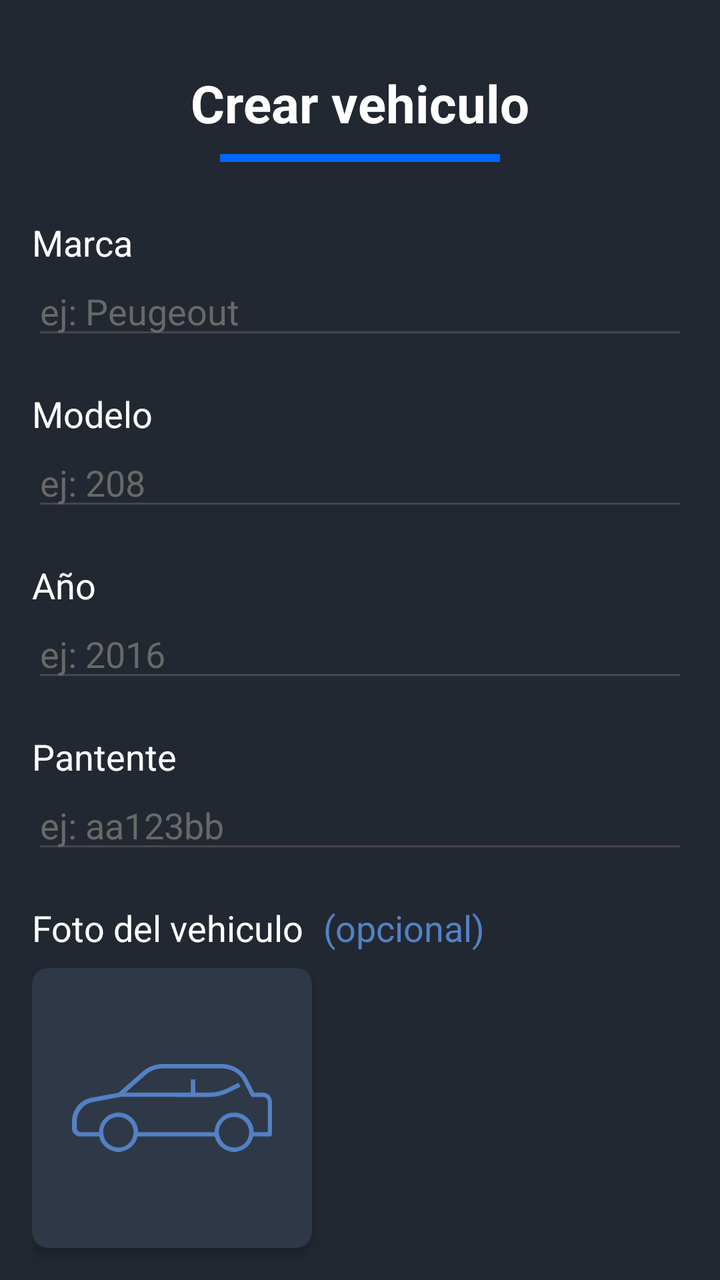
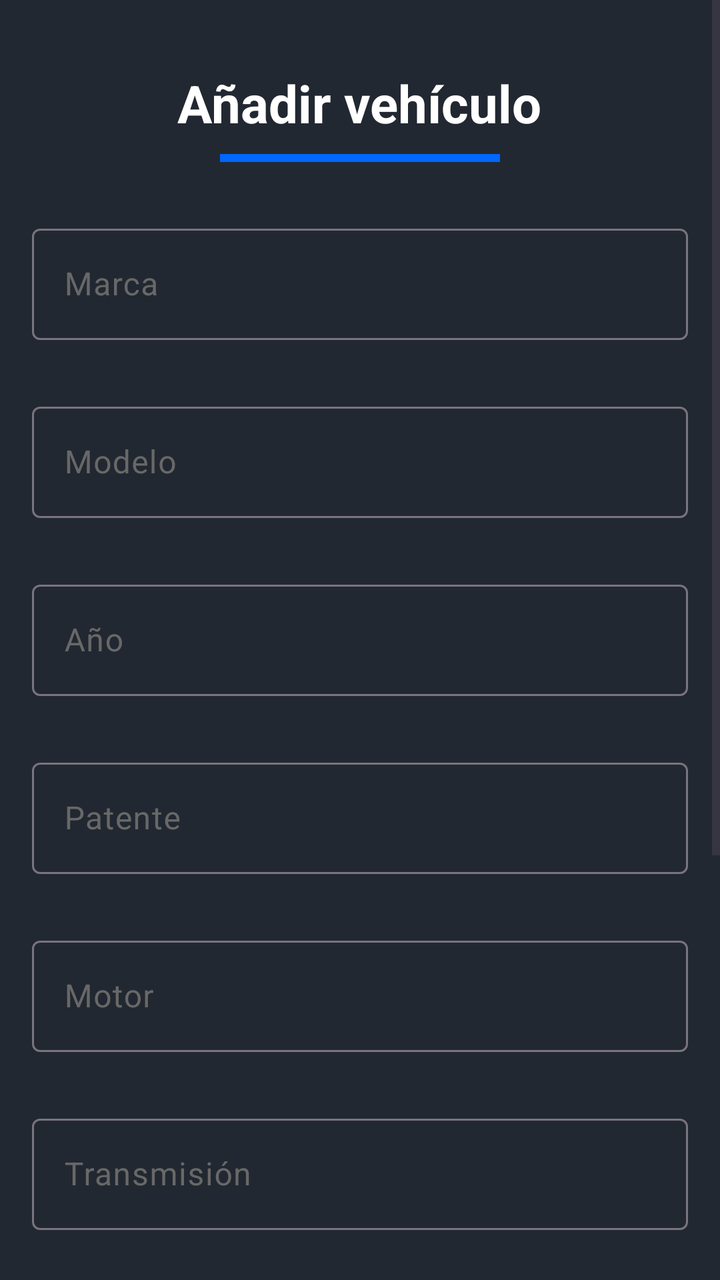

An Android layout rendered at two revisions. The XML below is the earlier revision; the diff shows what the commit changed to produce the second picture.
<!-- AndroidManifest.xml: application theme Theme.TrabajoIntegradorModuloNativo -->
<!-- res/layout/fragment_create_car.xml -->
<?xml version="1.0" encoding="utf-8"?>
<FrameLayout xmlns:android="http://schemas.android.com/apk/res/android"
    xmlns:app="http://schemas.android.com/apk/res-auto"
    xmlns:tools="http://schemas.android.com/tools"
    android:layout_width="match_parent"
    android:layout_height="match_parent"
    tools:context=".create_car">

    <LinearLayout
        android:layout_width="match_parent"
        android:layout_height="wrap_content"
        android:layout_marginStart="16dp"
        android:layout_marginTop="16dp"
        android:layout_marginEnd="16dp"
        android:fitsSystemWindows="true"
        android:orientation="vertical">

        <LinearLayout
            android:layout_width="match_parent"
            android:layout_height="wrap_content"
            android:gravity="center"
            android:orientation="vertical">

            <TextView
                android:id="@+id/createVehicleTitle"
                android:layout_width="wrap_content"
                android:layout_height="wrap_content"
                android:layout_marginTop="18dp"
                android:text="Crear vehiculo"
                android:textColor="@color/white"
                android:textSize="26sp"
                android:textStyle="bold" />

            <View
                android:id="@+id/titleUnderline"
                android:layout_width="140dp"
                android:layout_height="4dp"
                android:layout_marginTop="8dp"
                android:background="@color/button" />

        </LinearLayout>

        <TextView
            android:id="@+id/labelBrand"
            android:layout_width="wrap_content"
            android:layout_height="wrap_content"
            android:layout_marginTop="28dp"
            android:text="Marca"
            android:textColor="@color/white"
            android:textSize="18sp" />

        <EditText
            android:id="@+id/brandEditText"
            android:layout_width="match_parent"
            android:layout_height="wrap_content"
            android:ems="10"
            android:hint="ej: Peugeout"
            android:inputType="text"
            android:textColor="@color/white"
            android:textColorHint="@color/gray_light" />

        <TextView
            android:id="@+id/labelModel"
            android:layout_width="wrap_content"
            android:layout_height="wrap_content"
            android:layout_marginTop="20dp"
            android:text="Modelo"
            android:textColor="@color/white"
            android:textSize="18sp" />

        <EditText
            android:id="@+id/modelEditText"
            android:layout_width="match_parent"
            android:layout_height="wrap_content"
            android:ems="10"
            android:hint="ej: 208"
            android:inputType="text"
            android:textColor="@color/white"
            android:textColorHint="@color/gray_light" />

        <TextView
            android:id="@+id/labelYear"
            android:layout_width="wrap_content"
            android:layout_height="wrap_content"
            android:layout_marginTop="20dp"
            android:text="Año"
            android:textColor="@color/white"
            android:textSize="18sp" />

        <EditText
            android:id="@+id/yearEditText"
            android:layout_width="match_parent"
            android:layout_height="wrap_content"
            android:ems="10"
            android:hint="ej: 2016"
            android:inputType="number"
            android:textColor="@color/white"
            android:textColorHint="@color/gray_light" />

        <TextView
            android:id="@+id/labelPlate"
            android:layout_width="wrap_content"
            android:layout_height="wrap_content"
            android:layout_marginTop="20dp"
            android:text="Pantente"
            android:textColor="@color/white"
            android:textSize="18sp" />

        <EditText
            android:id="@+id/plateEditText"
            android:layout_width="match_parent"
            android:layout_height="wrap_content"
            android:ems="10"
            android:hint="ej: aa123bb"
            android:inputType="text"
            android:textColor="@color/white"
            android:textColorHint="@color/gray_light" />

        <LinearLayout
            android:layout_width="match_parent"
            android:layout_height="wrap_content"
            android:orientation="horizontal">

            <TextView
                android:id="@+id/labelImage"
                android:layout_width="wrap_content"
                android:layout_height="wrap_content"
                android:layout_marginTop="20dp"
                android:text="Foto del vehiculo"
                android:textColor="@color/white"
                android:textSize="18sp" />

            <TextView
                android:id="@+id/labelOptional"
                android:layout_width="wrap_content"
                android:layout_height="wrap_content"
                android:layout_marginStart="10dp"
                android:layout_marginTop="20dp"
                android:text="(opcional)"
                android:textColor="@color/light_blue"
                android:textSize="18sp" />

        </LinearLayout>

        <androidx.cardview.widget.CardView
            android:layout_width="140dp"
            android:layout_height="140dp"
            android:layout_marginTop="8dp"
            android:backgroundTint="@color/card_background"
            app:cardCornerRadius="8dp"
            app:cardElevation="4dp">

            <ImageView
                android:id="@+id/iv_car_photo"
                android:layout_width="100dp"
                android:layout_height="100dp"
                android:layout_gravity="center"
                android:adjustViewBounds="true"
                android:scaleType="centerInside"
                android:src="@drawable/carplaceholder" />
        </androidx.cardview.widget.CardView>

        <LinearLayout
            android:layout_width="match_parent"
            android:layout_height="wrap_content"
            android:layout_marginTop="90dp"
            android:gravity="center"
            android:orientation="horizontal">

            <Button
                android:id="@+id/createCarButton"
                android:layout_width="wrap_content"
                android:layout_height="wrap_content"
                android:paddingHorizontal="60dp"
                android:text="Crear"
                android:textSize="30dp"
                app:backgroundTint="@color/button" />

        </LinearLayout>
    </LinearLayout>
</FrameLayout>
<!-- resources referenced by this layout -->
<resources>
  <color name="button">#0067FF</color>
  <color name="card_background">#2F3846</color>
  <color name="gray_light">#686868</color>
  <color name="light_blue">#5381C4</color>
  <color name="white">#FFFFFFFF</color>
  <!-- drawable carplaceholder (drawable) -->
  <vector xmlns:android="http://schemas.android.com/apk/res/android"
      android:width="200dp"
      android:height="87.689dp"
      android:viewportWidth="52.917"
      android:viewportHeight="23.201">
    <path
        android:pathData="m50.472,7.559l-2.268,0L46.344,3.896C45.123,1.57 42.506,0 39.599,0L23.957,0c-1.919,0 -3.78,0.698 -5.175,1.919l-6.513,5.698 -7.036,1.279c-3.024,0.523 -5.233,3.198 -5.233,6.28l0,1.803c0,1.221 0.989,2.21 2.21,2.21l5.001,0c0.523,2.326 2.617,4.012 5.059,4.012 2.442,0 4.536,-1.686 5.059,-4.012l20.468,0c0.523,2.326 2.617,4.012 5.059,4.012 2.442,0 4.536,-1.686 5.059,-4.012l4.419,0c0.349,0 0.581,-0.233 0.581,-0.581L52.914,10.118C52.973,8.722 51.868,7.559 50.472,7.559ZM12.327,22.096c-2.035,0 -3.78,-1.512 -4.012,-3.547 0,-0.174 -0.058,-0.349 -0.058,-0.523 0,-2.21 1.803,-4.012 4.012,-4.012 2.21,0 4.012,1.803 4.012,4.012 0,0.174 0,0.349 -0.058,0.523C16.049,20.584 14.304,22.096 12.327,22.096ZM42.913,22.096c-2.035,0 -3.721,-1.512 -4.012,-3.547 0,-0.174 -0.058,-0.349 -0.058,-0.523 0,-2.21 1.803,-4.012 4.012,-4.012 1.803,0 3.314,1.221 3.838,2.849 0.116,0.407 0.174,0.756 0.174,1.221 0,0.174 0,0.349 -0.058,0.523 -0.174,1.977 -1.919,3.489 -3.896,3.489zM51.81,18.026l-3.721,0c0,-2.849 -2.326,-5.175 -5.175,-5.175 -2.849,0 -5.175,2.326 -5.175,5.175L17.502,18.026c0,-2.849 -2.326,-5.175 -5.175,-5.175 -2.849,0 -5.175,2.326 -5.175,5.175l-4.826,0c-0.581,0 -1.047,-0.465 -1.047,-1.047l0,-1.803c0,-2.5 1.803,-4.71 4.303,-5.117L12.676,8.722c0.058,0 0.116,-0.058 0.174,-0.058l0,0L36.342,8.722c0,0 0,0 0,0 1.861,0 3.721,-0.465 5.35,-1.279l2.907,-1.454 -0.523,-1.047 -2.907,1.454c-1.512,0.756 -3.14,1.163 -4.826,1.163l-3.721,0l0,-3.489l-1.163,0l0,3.489L14.188,7.559l5.408,-4.768C20.759,1.744 22.387,1.163 24.015,1.163l15.584,0c2.442,0 4.71,1.279 5.698,3.256l2.035,4.012c0.116,0.174 0.291,0.291 0.523,0.291l2.617,0c0.756,0 1.337,0.581 1.337,1.337z"
        android:fillColor="#5381c4"/>
  </vector>
  <style name="Theme.TrabajoIntegradorModuloNativo" parent="Base.Theme.TrabajoIntegradorModuloNativo" />
  <style name="Base.Theme.TrabajoIntegradorModuloNativo" parent="Theme.Material3.DayNight.NoActionBar">
          
          <item name="android:windowBackground">@color/primary</item>
          <item name="android:colorBackground">@color/primary</item>
      </style>
  <color name="primary">#222831</color>
</resources>

<!-- the commit's change to res/layout/fragment_create_car.xml (unified diff, before → after) -->
@@ -1,181 +1,219 @@
 <?xml version="1.0" encoding="utf-8"?>
-<FrameLayout xmlns:android="http://schemas.android.com/apk/res/android"
+<ScrollView xmlns:android="http://schemas.android.com/apk/res/android"
     xmlns:app="http://schemas.android.com/apk/res-auto"
     xmlns:tools="http://schemas.android.com/tools"
     android:layout_width="match_parent"
     android:layout_height="match_parent"
-    tools:context=".create_car">
-
-    <LinearLayout
-        android:layout_width="match_parent"
-        android:layout_height="wrap_content"
-        android:layout_marginStart="16dp"
-        android:layout_marginTop="16dp"
-        android:layout_marginEnd="16dp"
-        android:fitsSystemWindows="true"
-        android:orientation="vertical">
+    tools:context=".ui.car.CarFormFragment">
+
+
 
         <LinearLayout
             android:layout_width="match_parent"
             android:layout_height="wrap_content"
-            android:gravity="center"
+            android:layout_marginStart="16dp"
+            android:layout_marginTop="16dp"
+            android:layout_marginEnd="16dp"
+            android:fitsSystemWindows="true"
             android:orientation="vertical">
 
-            <TextView
-                android:id="@+id/createVehicleTitle"
-                android:layout_width="wrap_content"
+            <LinearLayout
+                android:layout_width="match_parent"
                 android:layout_height="wrap_content"
-                android:layout_marginTop="18dp"
-                android:text="Crear vehiculo"
-                android:textColor="@color/white"
-                android:textSize="26sp"
-                android:textStyle="bold" />
-
-            <View
-                android:id="@+id/titleUnderline"
-                android:layout_width="140dp"
-                android:layout_height="4dp"
-                android:layout_marginTop="8dp"
-                android:background="@color/button" />
+                android:gravity="center"
+                android:orientation="vertical">
+
+                <TextView
+                    android:id="@+id/createVehicleTitle"
+                    android:layout_width="wrap_content"
+                    android:layout_height="wrap_content"
+                    android:layout_marginTop="18dp"
+                    android:text="Añadir vehículo"
+                    android:textColor="@color/white"
+                    android:textSize="26sp"
+                    android:textStyle="bold" />
+
+                <View
+                    android:id="@+id/titleUnderline"
+                    android:layout_width="140dp"
+                    android:layout_height="4dp"
+                    android:layout_marginTop="8dp"
+                    android:background="@color/button" />
+
+            </LinearLayout>
+
+                <com.google.android.material.textfield.TextInputLayout
+                    android:id="@+id/carBrandLayout"
+                    android:layout_width="match_parent"
+                    android:layout_height="wrap_content"
+                    android:layout_marginTop="28dp"
+                    android:hint="Marca"
+                    android:textColorHint="@color/gray_light"
+                    app:placeholderText="Ej. Peugeot">
+
+                    <com.google.android.material.textfield.TextInputEditText
+                        android:id="@+id/carBrandEditText"
+                        android:layout_width="match_parent"
+                        android:layout_height="wrap_content"
+                        android:inputType="textCapSentences"
+                        android:textColor="@color/white" />
+                </com.google.android.material.textfield.TextInputLayout>
+
+
+                <com.google.android.material.textfield.TextInputLayout
+                    android:id="@+id/carModelLayout"
+                    android:layout_width="match_parent"
+                    android:layout_height="wrap_content"
+                    android:layout_marginTop="28dp"
+                    android:hint="Modelo"
+                    android:textColorHint="@color/gray_light"
+                    app:placeholderText="Ej. 208">
+
+                    <com.google.android.material.textfield.TextInputEditText
+                        android:id="@+id/carModelEditText"
+                        android:layout_width="match_parent"
+                        android:layout_height="wrap_content"
+                        android:inputType="textCapSentences"
+                        android:textColor="@color/white" />
+                </com.google.android.material.textfield.TextInputLayout>
+
+                <com.google.android.material.textfield.TextInputLayout
+                    android:id="@+id/carYearLayout"
+                    android:layout_width="match_parent"
+                    android:layout_height="wrap_content"
+                    android:layout_marginTop="28dp"
+                    android:hint="Año"
+                    android:textColorHint="@color/gray_light"
+                    app:placeholderText="Ej. 2017">
+
+                    <com.google.android.material.textfield.TextInputEditText
+                        android:id="@+id/carYearEditText"
+                        android:layout_width="match_parent"
+                        android:layout_height="wrap_content"
+                        android:inputType="textCapSentences"
+                        android:textColor="@color/white" />
+                </com.google.android.material.textfield.TextInputLayout>
+
+
+
+                <com.google.android.material.textfield.TextInputLayout
+                    android:id="@+id/carPlateLayout"
+                    android:layout_width="match_parent"
+                    android:layout_height="wrap_content"
+                    android:layout_marginTop="28dp"
+                    android:hint="Patente"
+                    android:textColorHint="@color/gray_light"
+                    app:placeholderText="Ej. ITW760">
+
+                    <com.google.android.material.textfield.TextInputEditText
+                        android:id="@+id/carPlateEditText"
+                        android:layout_width="match_parent"
+                        android:layout_height="wrap_content"
+                        android:inputType="textCapSentences"
+                        android:textColor="@color/white" />
+                </com.google.android.material.textfield.TextInputLayout>
+
+                <com.google.android.material.textfield.TextInputLayout
+                    android:id="@+id/carEngineLayout"
+                    android:layout_width="match_parent"
+                    android:layout_height="wrap_content"
+                    android:layout_marginTop="28dp"
+                    android:hint="Motor"
+                    android:textColorHint="@color/gray_light"
+                    app:placeholderText="Ej. 1.6">
+
+                    <com.google.android.material.textfield.TextInputEditText
+                        android:id="@+id/carEngineEditText"
+                        android:layout_width="match_parent"
+                        android:layout_height="wrap_content"
+                        android:inputType="textCapSentences"
+                        android:textColor="@color/white" />
+                </com.google.android.material.textfield.TextInputLayout>
+
+                <com.google.android.material.textfield.TextInputLayout
+                    android:id="@+id/carTransmissionLayout"
+                    android:layout_width="match_parent"
+                    android:layout_height="wrap_content"
+                    android:layout_marginTop="28dp"
+                    android:hint="Transmisión"
+                    android:textColorHint="@color/gray_light"
+                    app:placeholderText="Ej. Manual o Automática">
+
+                    <com.google.android.material.textfield.TextInputEditText
+                        android:id="@+id/carTransmissionEditText"
+                        android:layout_width="match_parent"
+                        android:layout_height="wrap_content"
+                        android:inputType="textCapSentences"
+                        android:textColor="@color/white" />
+                </com.google.android.material.textfield.TextInputLayout>
+
+
+
+                <LinearLayout
+                    android:layout_width="match_parent"
+                    android:layout_height="wrap_content"
+                    android:orientation="horizontal">
+
+                    <TextView
+                        android:id="@+id/labelImage"
+                        android:layout_width="wrap_content"
+                        android:layout_height="wrap_content"
+                        android:layout_marginTop="20dp"
+                        android:text="Foto del vehiculo"
+                        android:textColor="@color/white"
+                        android:textSize="18sp" />
+
+                    <TextView
+                        android:id="@+id/labelOptional"
+                        android:layout_width="wrap_content"
+                        android:layout_height="wrap_content"
+                        android:layout_marginStart="10dp"
+                        android:layout_marginTop="20dp"
+                        android:text="(opcional)"
+                        android:textColor="@color/light_blue"
+                        android:textSize="18sp" />
+
+                </LinearLayout>
+
+                <androidx.cardview.widget.CardView
+                    android:layout_width="140dp"
+                    android:layout_height="140dp"
+                    android:layout_marginTop="8dp"
+                    android:backgroundTint="@color/card_background"
+                    app:cardCornerRadius="8dp"
+                    app:cardElevation="4dp">
+
+                    <ImageView
+                        android:id="@+id/iv_car_photo"
+                        android:layout_width="100dp"
+                        android:layout_height="100dp"
+                        android:layout_gravity="center"
+                        android:adjustViewBounds="true"
+                        android:scaleType="centerInside"
+                        android:src="@drawable/carplaceholder" />
+                </androidx.cardview.widget.CardView>
+
+                <LinearLayout
+                    android:layout_width="match_parent"
+                    android:layout_height="wrap_content"
+                    android:layout_marginTop="90dp"
+                    android:gravity="center"
+                    android:orientation="horizontal">
+
+                    <Button
+                        android:id="@+id/createCarButton"
+                        android:layout_width="wrap_content"
+                        android:layout_height="wrap_content"
+                        android:paddingHorizontal="60dp"
+                        android:text="Añadir"
+                        android:textSize="30dp"
+                        app:backgroundTint="@color/button" />
+
+                </LinearLayout>
+
+
+
 
         </LinearLayout>
 
-        <TextView
-            android:id="@+id/labelBrand"
-            android:layout_width="wrap_content"
-            android:layout_height="wrap_content"
-            android:layout_marginTop="28dp"
-            android:text="Marca"
-            android:textColor="@color/white"
-            android:textSize="18sp" />
-
-        <EditText
-            android:id="@+id/brandEditText"
-            android:layout_width="match_parent"
-            android:layout_height="wrap_content"
-            android:ems="10"
-            android:hint="ej: Peugeout"
-            android:inputType="text"
-            android:textColor="@color/white"
-            android:textColorHint="@color/gray_light" />
-
-        <TextView
-            android:id="@+id/labelModel"
-            android:layout_width="wrap_content"
-            android:layout_height="wrap_content"
-            android:layout_marginTop="20dp"
-            android:text="Modelo"
-            android:textColor="@color/white"
-            android:textSize="18sp" />
-
-        <EditText
-            android:id="@+id/modelEditText"
-            android:layout_width="match_parent"
-            android:layout_height="wrap_content"
-            android:ems="10"
-            android:hint="ej: 208"
-            android:inputType="text"
-            android:textColor="@color/white"
-            android:textColorHint="@color/gray_light" />
-
-        <TextView
-            android:id="@+id/labelYear"
-            android:layout_width="wrap_content"
-            android:layout_height="wrap_content"
-            android:layout_marginTop="20dp"
-            android:text="Año"
-            android:textColor="@color/white"
-            android:textSize="18sp" />
-
-        <EditText
-            android:id="@+id/yearEditText"
-            android:layout_width="match_parent"
-            android:layout_height="wrap_content"
-            android:ems="10"
-            android:hint="ej: 2016"
-            android:inputType="number"
-            android:textColor="@color/white"
-            android:textColorHint="@color/gray_light" />
-
-        <TextView
-            android:id="@+id/labelPlate"
-            android:layout_width="wrap_content"
-            android:layout_height="wrap_content"
-            android:layout_marginTop="20dp"
-            android:text="Pantente"
-            android:textColor="@color/white"
-            android:textSize="18sp" />
-
-        <EditText
-            android:id="@+id/plateEditText"
-            android:layout_width="match_parent"
-            android:layout_height="wrap_content"
-            android:ems="10"
-            android:hint="ej: aa123bb"
-            android:inputType="text"
-            android:textColor="@color/white"
-            android:textColorHint="@color/gray_light" />
-
-        <LinearLayout
-            android:layout_width="match_parent"
-            android:layout_height="wrap_content"
-            android:orientation="horizontal">
-
-            <TextView
-                android:id="@+id/labelImage"
-                android:layout_width="wrap_content"
-                android:layout_height="wrap_content"
-                android:layout_marginTop="20dp"
-                android:text="Foto del vehiculo"
-                android:textColor="@color/white"
-                android:textSize="18sp" />
-
-            <TextView
-                android:id="@+id/labelOptional"
-                android:layout_width="wrap_content"
-                android:layout_height="wrap_content"
-                android:layout_marginStart="10dp"
-                android:layout_marginTop="20dp"
-                android:text="(opcional)"
-                android:textColor="@color/light_blue"
-                android:textSize="18sp" />
-
-        </LinearLayout>
-
-        <androidx.cardview.widget.CardView
-            android:layout_width="140dp"
-            android:layout_height="140dp"
-            android:layout_marginTop="8dp"
-            android:backgroundTint="@color/card_background"
-            app:cardCornerRadius="8dp"
-            app:cardElevation="4dp">
-
-            <ImageView
-                android:id="@+id/iv_car_photo"
-                android:layout_width="100dp"
-                android:layout_height="100dp"
-                android:layout_gravity="center"
-                android:adjustViewBounds="true"
-                android:scaleType="centerInside"
-                android:src="@drawable/carplaceholder" />
-        </androidx.cardview.widget.CardView>
-
-        <LinearLayout
-            android:layout_width="match_parent"
-            android:layout_height="wrap_content"
-            android:layout_marginTop="90dp"
-            android:gravity="center"
-            android:orientation="horizontal">
-
-            <Button
-                android:id="@+id/createCarButton"
-                android:layout_width="wrap_content"
-                android:layout_height="wrap_content"
-                android:paddingHorizontal="60dp"
-                android:text="Crear"
-                android:textSize="30dp"
-                app:backgroundTint="@color/button" />
-
-        </LinearLayout>
-    </LinearLayout>
-</FrameLayout>
+</ScrollView>
